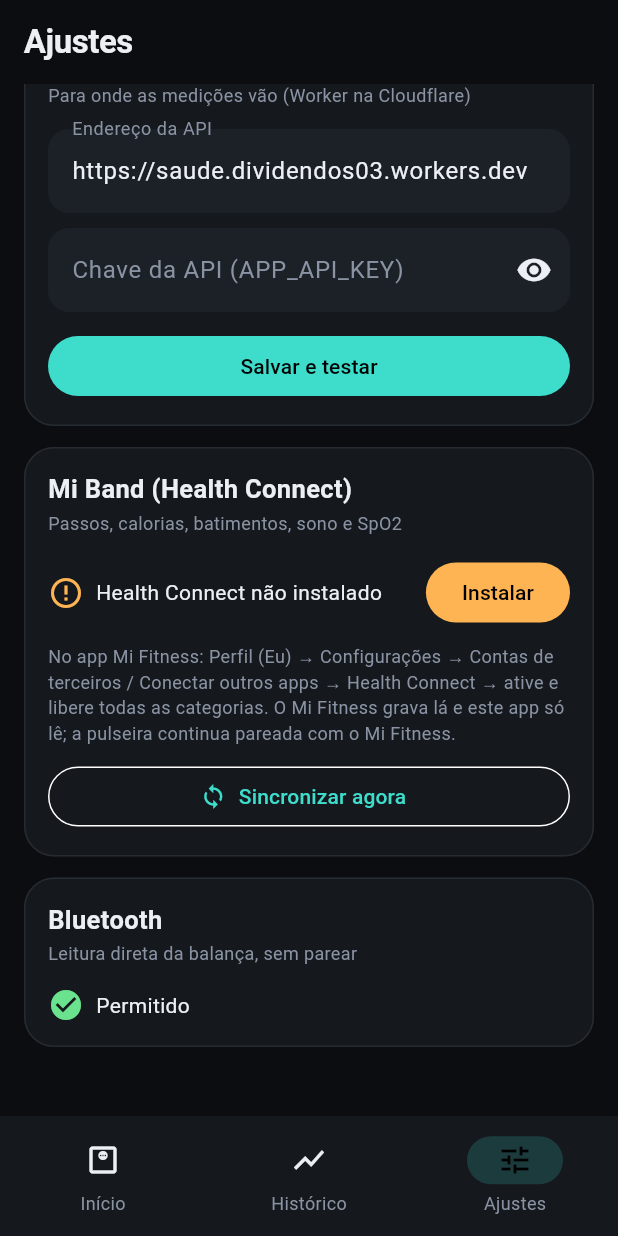
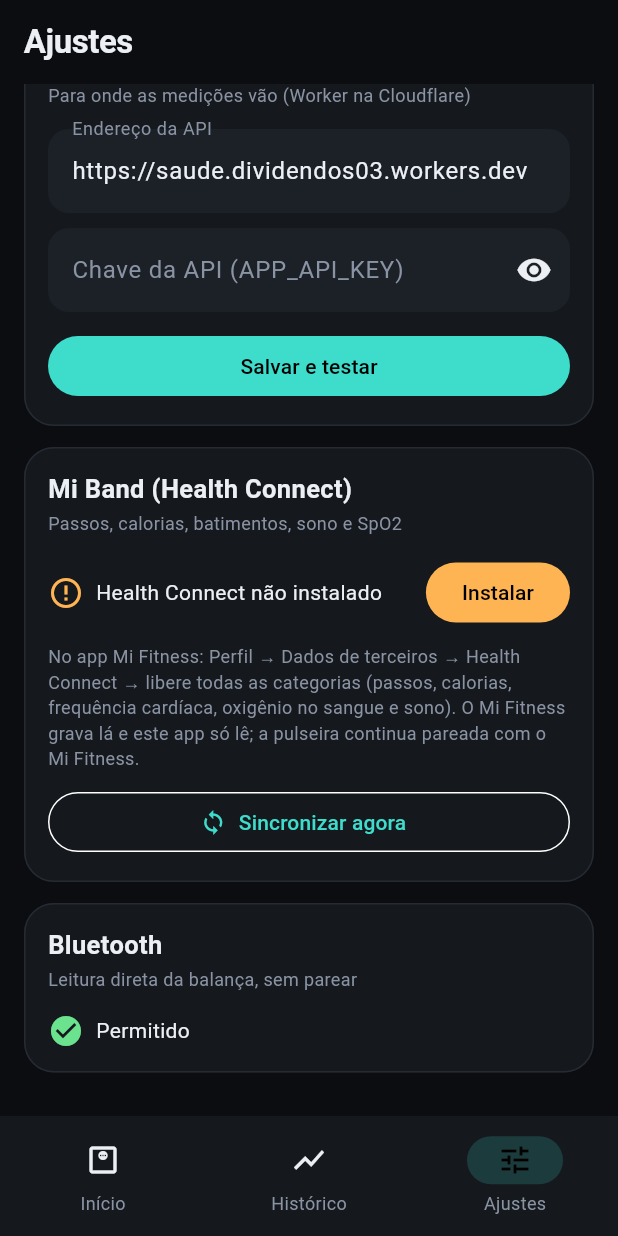
Before and after one commit to LeoLira1/Saude, a Flutter app: the screen it shows after launch, scrolled down 394 dp, on a phone screen of 412 x 824 dp. Run offline on Flutter 3.47's test engine with Material 3 defaults, Android fonts, the phone set to English and light mode, and no system bars; our stand-ins replace fl_chart, flutter_blue_plus, material_ui, permission_handler; missing offline and left inert: health, workmanager; statements that could not run were skipped.

Commit message:
App: caminho certo do Mi Fitness para o Health Connect
Co-Authored-By: Claude Opus 5.5 <noreply@anthropic.com>
Claude-Session: https://claude.ai/code/session_01C7kG5x3KxkY75haJwHs2VJ

```diff
--- a/app/lib/ui/tela_ajustes.dart
+++ b/app/lib/ui/tela_ajustes.dart
@@ -168,8 +168,8 @@ class _TelaAjustesState extends State<TelaAjustes> {
             ]),
             const SizedBox(height: 10),
             const Text(
-              'No app Mi Fitness: Perfil (Eu) → Configurações → Contas de terceiros / Conectar outros apps → '
-              'Health Connect → ative e libere todas as categorias. '
+              'No app Mi Fitness: Perfil → Dados de terceiros → Health Connect → libere todas as categorias '
+              '(passos, calorias, frequência cardíaca, oxigênio no sangue e sono). '
               'O Mi Fitness grava lá e este app só lê; a pulseira continua pareada com o Mi Fitness.',
               style: TextStyle(color: Cores.suave, fontSize: 12, height: 1.4),
             ),
```
